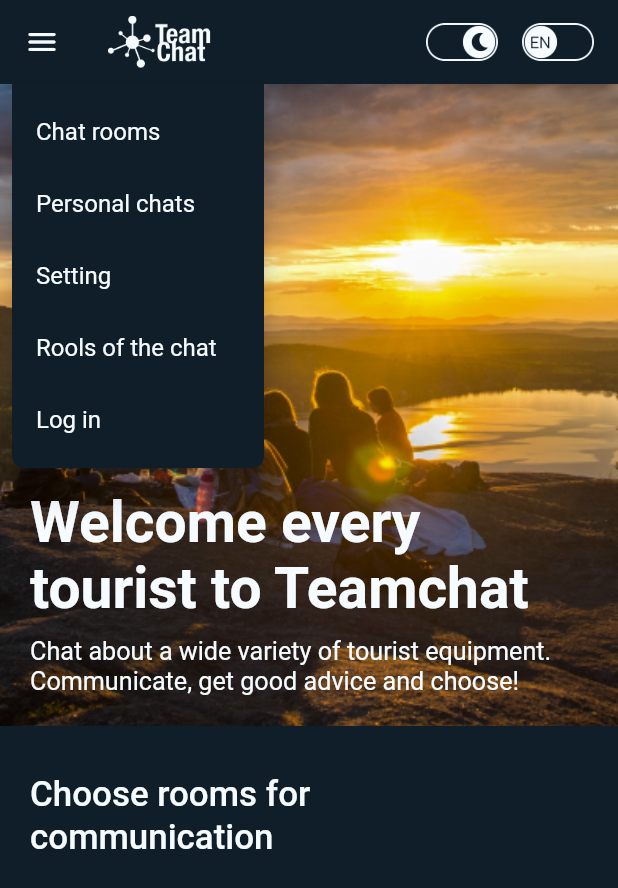
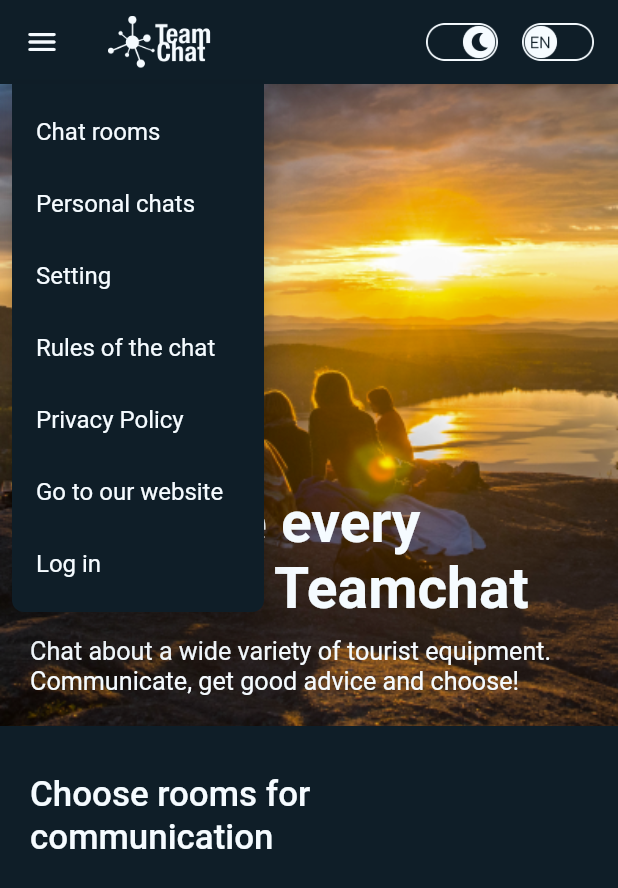
Before and after one commit to stivax/coolchat, a Flutter app: the screen it shows after launch, after a tap on the "menu" icon, on a phone screen of 412 x 824 dp. Shown: the top 888 px of the screen. Run offline on Flutter 3.47's test engine with Material 2 defaults, Android fonts, the phone set to English and light mode, and no system bars; our stand-ins replace cached_network_image, equatable, flutter_bloc, flutter_cache_manager, flutter_linkify, marquee and 2 more; network calls fail; Roboto replaces fonts that are missing (Manrope).

Commit message:
v0.11.13

```diff
--- a/lib/account.dart
+++ b/lib/account.dart
@@ -103,7 +103,7 @@ Future<Account> readAccountFuture() async {
 
 Future<String> sendUser(Account account, BuildContext context) async {
   String server = ServerProvider.of(context).server;
-  final url = Uri.parse('${server}users/');
+  final url = Uri.https(server, '/users/');
 
   final jsonBody = {
     "email": account.email,
@@ -131,7 +131,7 @@ Future<String> sendUser(Account account, BuildContext context) async {
 Future<Account> readAccountFromServer(
     BuildContext context, String emailUser, String password) async {
   String server = ServerProvider.of(context).server;
-  final url = Uri.parse('${server}users/$emailUser');
+  final url = Uri.https(server, '/users/$emailUser');
 
   final response = await http.get(url);
 
@@ -166,7 +166,7 @@ Future<Map<String, dynamic>> loginProcess(
 
   try {
     final response = await http.post(
-      Uri.parse('${server}login'),
+      Uri.https(server, '/login'),
       headers: {
         'Content-Type': 'application/x-www-form-urlencoded',
       },
--- a/lib/main.dart
+++ b/lib/main.dart
@@ -17,10 +17,11 @@ import 'server.dart';
 void main() => runApp(
       ChangeNotifierProvider(
         create: (context) => ThemeProvider(),
-        child: const ServerProvider(
-            server: 'http://35.228.45.65:8800/', child: MyApp()),
+        child: const ServerProvider(server: 'cool-chat.club', child: MyApp()),
       ),
     );
+
+final myHomePageStateKey = GlobalKey<_MyHomePageState>();
 
 class MyApp extends StatelessWidget {
   const MyApp({super.key});
@@ -44,7 +45,7 @@ class MyApp extends StatelessWidget {
               child: SplashScreen(),
             );
           } else {
-            return const MyHomePage();
+            return MyHomePage(key: myHomePageStateKey);
           }
         },
       ),
@@ -53,7 +54,7 @@ class MyApp extends StatelessWidget {
 }
 
 class MyHomePage extends StatefulWidget {
-  const MyHomePage({super.key});
+  MyHomePage({super.key});
 
   @override
   _MyHomePageState createState() => _MyHomePageState();
@@ -79,11 +80,12 @@ class _MyHomePageState extends State<MyHomePage> {
   }
 
   Future<http.Response> _getData(String server) async {
-    var url = '${server}rooms/';
-    return await http.get(Uri.parse(url));
+    final url = Uri.https(server, '/rooms/');
+    return await http.get(url);
   }
 
   Future<void> fetchData(String server) async {
+    print('fetch main');
     try {
       http.Response response = await _getData(server);
       if (response.statusCode == 200) {
@@ -156,8 +158,6 @@ class _MyHomePageState extends State<MyHomePage> {
     );
   }
 }
-
-final myHomePageStateKey = GlobalKey<_MyHomePageState>();
 
 class ChatListWidget extends StatelessWidget {
   final ScrollController scrollController;
--- a/lib/menu.dart
+++ b/lib/menu.dart
@@ -4,6 +4,8 @@ import 'package:equatable/equatable.dart';
 import 'package:flutter/material.dart';
 import 'package:flutter_bloc/flutter_bloc.dart';
 import 'package:provider/provider.dart';
+import 'package:url_launcher/url_launcher.dart';
+import 'package:url_launcher/url_launcher_string.dart';
 
 import 'account.dart';
 import 'login_popup.dart';
@@ -92,9 +94,11 @@ class _MainDropdownMenuState extends State<MainDropdownMenu> {
               offset: const Offset(0, kToolbarHeight),
               onSelected: (value) {
                 FocusScope.of(context).unfocus();
-                if (value == 'item5') {
+                if (value == 'item7') {
                   handleLogIn(_account, context);
-                } else {}
+                } else if (value == 'item6') {
+                  openUrl('cool-chat.club');
+                }
               },
               icon: Icon(Icons.menu_rounded,
                   color: themeProvider.currentTheme.primaryColor),
@@ -126,13 +130,29 @@ class _MainDropdownMenuState extends State<MainDropdownMenu> {
                 PopupMenuItem<String>(
                   value: 'item4',
                   child: Text(
-                    'Rools of the chat',
+                    'Rules of the chat',
                     style: TextStyle(
                         color: themeProvider.currentTheme.primaryColor),
                   ),
                 ),
                 PopupMenuItem<String>(
                   value: 'item5',
+                  child: Text(
+                    'Privacy Policy',
+                    style: TextStyle(
+                        color: themeProvider.currentTheme.primaryColor),
+                  ),
+                ),
+                PopupMenuItem<String>(
+                  value: 'item6',
+                  child: Text(
+                    'Go to our website',
+                    style: TextStyle(
+                        color: themeProvider.currentTheme.primaryColor),
+                  ),
+                ),
+                PopupMenuItem<String>(
+                  value: 'item7',
                   child: _account.userName != ''
                       ? Text(
                           'Log out: ${_account.userName}',
@@ -149,7 +169,7 @@ class _MainDropdownMenuState extends State<MainDropdownMenu> {
               //
               color: themeProvider.currentTheme.primaryColorDark,
               elevation: 8,
-              shape: RoundedRectangleBorder(
+              shape: const RoundedRectangleBorder(
                 borderRadius: BorderRadius.only(
                     bottomLeft: Radius.circular(8),
                     bottomRight: Radius.circular(8)),
@@ -161,3 +181,11 @@ class _MainDropdownMenuState extends State<MainDropdownMenu> {
     );
   }
 }
+
+void openUrl(String url) async {
+  if (await canLaunchUrl(Uri.https(url))) {
+    await launchUrl(Uri.https(url), mode: LaunchMode.externalApplication);
+  } else {
+    throw 'Could not launch $url';
+  }
+}
--- a/lib/register_popup.dart
+++ b/lib/register_popup.dart
@@ -545,7 +545,7 @@ class _RegisterDialogState extends State<RegisterDialog> {
                         textScaleFactor: 1,
                         style: TextStyle(
                           color: themeProvider.currentTheme.shadowColor,
-                          fontSize: screenSize.height * 0.03,
+                          fontSize: 16,
                           fontFamily: 'Manrope',
                           fontWeight: FontWeight.w400,
                           height: 0,
--- a/lib/rooms.dart
+++ b/lib/rooms.dart
@@ -298,7 +298,7 @@ Future<String> sendRoom(BuildContext context, String roomName, String roomImage,
     Account acc) async {
   final token = await loginProcess(context, acc.email, acc.password);
   final server = ServerProvider.of(context).server;
-  var url = Uri.parse('${server}rooms/');
+  final url = Uri.https(server, '/rooms/');
 
   final jsonBody = {
     "name_room": roomName,
@@ -323,8 +323,8 @@ Future<String> sendRoom(BuildContext context, String roomName, String roomImage,
 }
 
 Future<http.Response> _getData(String server) async {
-  var url = '${server}images/Home';
-  return await http.get(Uri.parse(url));
+  final url = Uri.https(server, '/images/Home');
+  return await http.get(url);
 }
 
 Future<List<String>> fetchData(String server) async {
```
Also changed, not shown: lib/add_room_popup.dart (+8 -16 lines), lib/common_chat.dart (+51 -26 lines).
